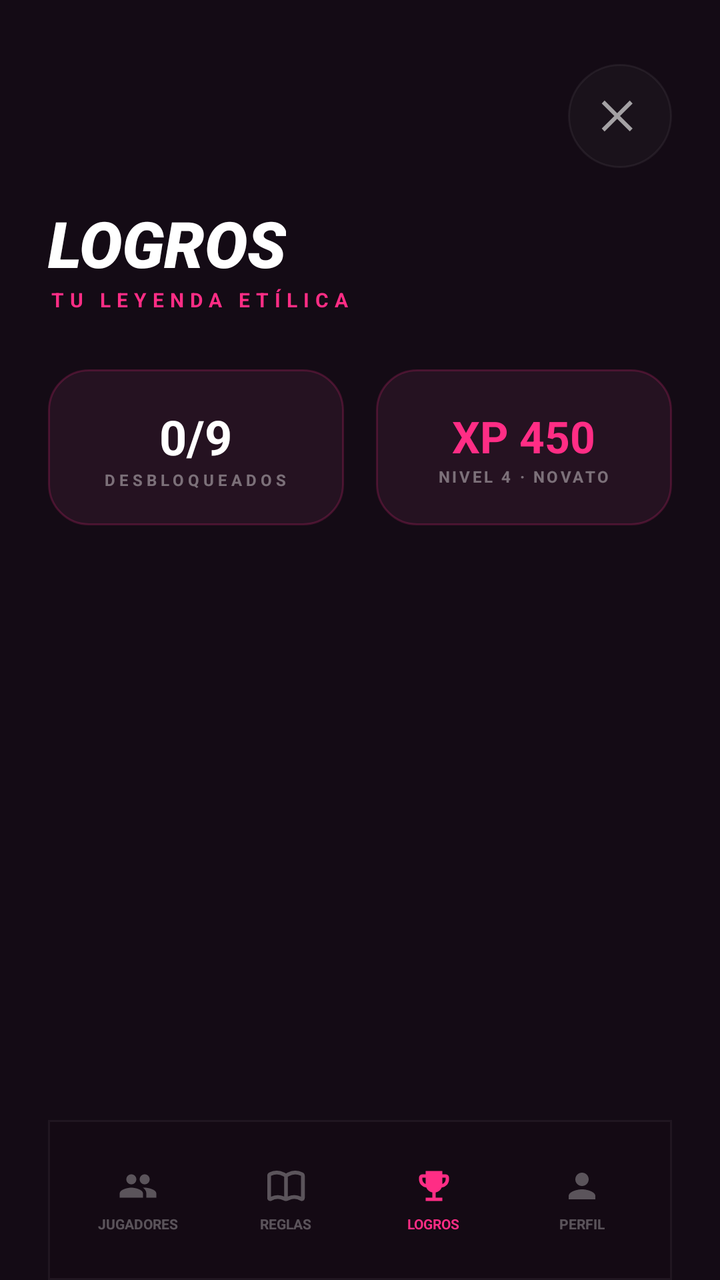
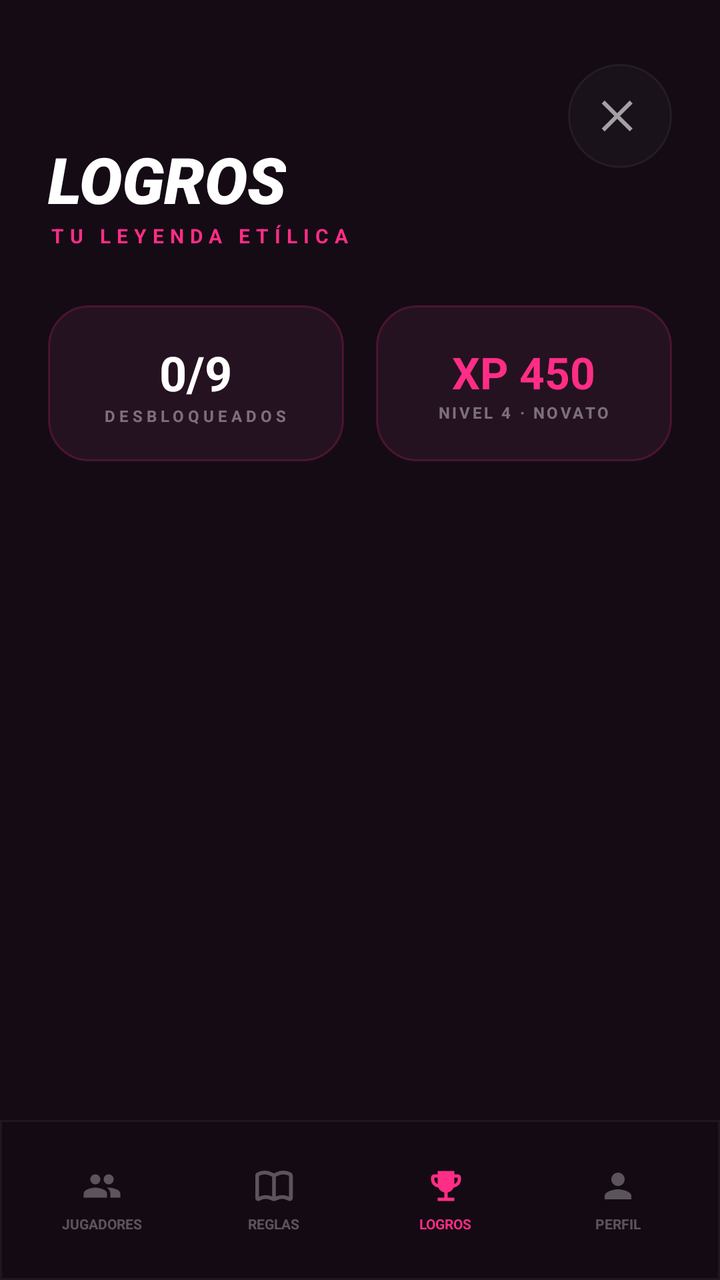

Screens rendered from an Android XML layout before and after an edit, with the pre-edit source and the edit as a unified diff.
<!-- AndroidManifest.xml: application theme Theme.TragoMaestro -->
<!-- res/layout/fragment_achievements.xml -->
<?xml version="1.0" encoding="utf-8"?>
<layout xmlns:android="http://schemas.android.com/apk/res/android"
    xmlns:app="http://schemas.android.com/apk/res-auto">

    <RelativeLayout
        android:layout_width="match_parent"
        android:layout_height="match_parent"
        android:background="@color/tm_background"
        android:paddingStart="24dp"
        android:paddingTop="32dp"
        android:paddingEnd="24dp">

        <ImageButton
            android:id="@+id/btnCloseAchievements"
            android:layout_width="52dp"
            android:layout_height="52dp"
            android:layout_alignParentTop="true"
            android:layout_alignParentEnd="true"
            android:alpha="0.6"
            android:background="@drawable/bg_home_social_circle"
            android:contentDescription="@string/cd_close"
            android:padding="14dp"
            android:src="@drawable/ic_close"
            app:tint="@android:color/white" />

        <LinearLayout
            android:id="@+id/achievementsHeader"
            android:layout_width="match_parent"
            android:layout_height="wrap_content"
            android:layout_marginTop="68dp"
            android:orientation="vertical">

            <TextView
                android:id="@+id/tvAchievementsTitle"
                android:layout_width="wrap_content"
                android:layout_height="wrap_content"
                android:text="@string/achievements_title"
                android:textAllCaps="true"
                android:textColor="@android:color/white"
                android:textSize="32sp"
                android:textStyle="bold|italic"
                android:fontFamily="sans-serif-black" />

            <TextView
                android:id="@+id/tvAchievementsSubtitle"
                android:layout_width="wrap_content"
                android:layout_height="wrap_content"
                android:letterSpacing="0.3"
                android:text="@string/achievements_subtitle"
                android:textAllCaps="true"
                android:textColor="@color/tm_pink"
                android:textSize="10sp"
                android:textStyle="bold" />

            <LinearLayout
                android:layout_width="match_parent"
                android:layout_height="78dp"
                android:layout_marginTop="28dp"
                android:orientation="horizontal">

                <LinearLayout
                    android:layout_width="0dp"
                    android:layout_height="match_parent"
                    android:layout_marginEnd="8dp"
                    android:layout_weight="1"
                    android:background="@drawable/bg_achievement_stat_card"
                    android:gravity="center"
                    android:orientation="vertical">

                    <TextView
                        android:id="@+id/tvUnlockedCount"
                        android:layout_width="wrap_content"
                        android:layout_height="wrap_content"
                        android:text="0/9"
                        android:textColor="@android:color/white"
                        android:textSize="24sp"
                        android:textStyle="bold" />

                    <TextView
                        android:layout_width="wrap_content"
                        android:layout_height="wrap_content"
                        android:letterSpacing="0.25"
                        android:text="@string/achievements_unlocked_counter"
                        android:textAllCaps="true"
                        android:textColor="#66FFFFFF"
                        android:textSize="8sp"
                        android:textStyle="bold" />
                </LinearLayout>

                <LinearLayout
                    android:layout_width="0dp"
                    android:layout_height="match_parent"
                    android:layout_marginStart="8dp"
                    android:layout_weight="1"
                    android:background="@drawable/bg_achievement_stat_card"
                    android:gravity="center"
                    android:orientation="vertical">

                    <TextView
                        android:layout_width="wrap_content"
                        android:layout_height="wrap_content"
                        android:text="@string/achievements_xp_value"
                        android:textColor="@color/tm_pink"
                        android:textSize="22sp"
                        android:textStyle="bold" />

                    <TextView
                        android:layout_width="wrap_content"
                        android:layout_height="wrap_content"
                        android:letterSpacing="0.15"
                        android:text="@string/achievements_xp_label"
                        android:textAllCaps="true"
                        android:textColor="#66FFFFFF"
                        android:textSize="8sp"
                        android:textStyle="bold" />
                </LinearLayout>
            </LinearLayout>

        </LinearLayout>

        <androidx.recyclerview.widget.RecyclerView
            android:id="@+id/rvAchievements"
            android:layout_width="match_parent"
            android:layout_height="0dp"
            android:layout_above="@id/bottomAchievementsNav"
            android:layout_below="@id/achievementsHeader"
            android:layout_marginTop="28dp"
            android:clipToPadding="false"
            android:paddingBottom="16dp" />

        <LinearLayout
            android:id="@+id/bottomAchievementsNav"
            android:layout_width="match_parent"
            android:layout_height="80dp"
            android:layout_alignParentBottom="true"
            android:background="@drawable/bg_players_bottom_bar"
            android:gravity="center"
            android:orientation="horizontal"
            android:paddingStart="8dp"
            android:paddingEnd="8dp">

            <LinearLayout
                android:id="@+id/navPlayersFromAchievements"
                android:layout_width="0dp"
                android:layout_height="wrap_content"
                android:layout_weight="1"
                android:gravity="center"
                android:orientation="vertical"
                android:padding="4dp"
                android:clickable="true"
                android:focusable="true"
                android:foreground="?attr/selectableItemBackgroundBorderless">

                <ImageView
                    android:layout_width="20dp"
                    android:layout_height="20dp"
                    android:contentDescription="@string/players_nav_players"
                    android:src="@drawable/ic_users"
                    app:tint="#4DFFFFFF" />

                <TextView
                    android:layout_width="wrap_content"
                    android:layout_height="wrap_content"
                    android:layout_marginTop="4dp"
                    android:text="@string/players_nav_players"
                    android:textAllCaps="true"
                    android:textColor="#4DFFFFFF"
                    android:textSize="7sp"
                    android:textStyle="bold" />
            </LinearLayout>

            <LinearLayout
                android:id="@+id/navRulesFromAchievements"
                android:layout_width="0dp"
                android:layout_height="wrap_content"
                android:layout_weight="1"
                android:gravity="center"
                android:orientation="vertical"
                android:padding="4dp"
                android:clickable="true"
                android:focusable="true"
                android:foreground="?attr/selectableItemBackgroundBorderless">

                <ImageView
                    android:layout_width="20dp"
                    android:layout_height="20dp"
                    android:contentDescription="@string/players_nav_rules"
                    android:src="@drawable/ic_book_open"
                    app:tint="#4DFFFFFF" />

                <TextView
                    android:layout_width="wrap_content"
                    android:layout_height="wrap_content"
                    android:layout_marginTop="4dp"
                    android:text="@string/players_nav_rules"
                    android:textAllCaps="true"
                    android:textColor="#4DFFFFFF"
                    android:textSize="7sp"
                    android:textStyle="bold" />
            </LinearLayout>

            <LinearLayout
                android:id="@+id/navAchievementsActive"
                android:layout_width="0dp"
                android:layout_height="wrap_content"
                android:layout_weight="1"
                android:gravity="center"
                android:orientation="vertical"
                android:padding="4dp">

                <ImageView
                    android:layout_width="20dp"
                    android:layout_height="20dp"
                    android:contentDescription="@string/players_nav_achievements"
                    android:src="@drawable/ic_trophy"
                    app:tint="#FF2D85" />

                <TextView
                    android:layout_width="wrap_content"
                    android:layout_height="wrap_content"
                    android:layout_marginTop="4dp"
                    android:text="@string/players_nav_achievements"
                    android:textAllCaps="true"
                    android:textColor="#FF2D85"
                    android:textSize="7sp"
                    android:textStyle="bold" />
            </LinearLayout>

            <LinearLayout
                android:id="@+id/navProfileFromAchievements"
                android:layout_width="0dp"
                android:layout_height="wrap_content"
                android:layout_weight="1"
                android:gravity="center"
                android:orientation="vertical"
                android:padding="4dp">

                <ImageView
                    android:layout_width="20dp"
                    android:layout_height="20dp"
                    android:contentDescription="@string/players_nav_profile"
                    android:src="@drawable/ic_user"
                    app:tint="#4DFFFFFF" />

                <TextView
                    android:layout_width="wrap_content"
                    android:layout_height="wrap_content"
                    android:layout_marginTop="4dp"
                    android:text="@string/players_nav_profile"
                    android:textAllCaps="true"
                    android:textColor="#4DFFFFFF"
                    android:textSize="7sp"
                    android:textStyle="bold" />
            </LinearLayout>

        </LinearLayout>

    </RelativeLayout>
</layout>
<!-- resources referenced by this layout -->
<resources>
  <color name="tm_background">#140B15</color>
  <color name="tm_pink">#FF2D85</color>
  <!-- drawable bg_achievement_stat_card (drawable) -->
  <?xml version="1.0" encoding="utf-8"?>
  <shape xmlns:android="http://schemas.android.com/apk/res/android">
      <solid android:color="#251221" />
      <corners android:radius="20dp" />
      <stroke
          android:width="1dp"
          android:color="#33FF2D85" />
  </shape>
  <!-- drawable bg_home_social_circle (drawable) -->
  <?xml version="1.0" encoding="utf-8"?>
  <ripple xmlns:android="http://schemas.android.com/apk/res/android"
      android:color="#22FFFFFF">
      <item>
          <shape android:shape="oval">
              <solid android:color="#0DFFFFFF" />
              <stroke
                  android:width="1dp"
                  android:color="#1AFFFFFF" />
          </shape>
      </item>
  </ripple>
  <!-- drawable bg_players_bottom_bar (drawable) -->
  <?xml version="1.0" encoding="utf-8"?>
  <shape xmlns:android="http://schemas.android.com/apk/res/android">
      <solid android:color="#E6140B15" />
      <stroke
          android:width="1dp"
          android:color="#0DFFFFFF" />
  </shape>
  <!-- drawable ic_close (drawable) -->
  <vector xmlns:android="http://schemas.android.com/apk/res/android"
      android:width="24dp"
      android:height="24dp"
      android:viewportWidth="24"
      android:viewportHeight="24">
      <path
          android:fillColor="#FFFFFFFF"
          android:pathData="M18.3,5.71 12,12l6.3,6.29 -1.41,1.41L10.59,13.41 4.29,19.71 2.88,18.29 9.17,12 2.88,5.71 4.29,4.29 10.59,10.59 16.88,4.29z" />
  </vector>
  <!-- drawable ic_trophy (drawable) -->
  <vector xmlns:android="http://schemas.android.com/apk/res/android"
      android:width="256dp"
      android:height="256dp"
      android:viewportWidth="24"
      android:viewportHeight="24">
    <path
        android:pathData="M7,21v-2h4v-3.1q-1.225,-0.275 -2.187,-1.037T7.4,12.95q-1.875,-0.225 -3.137,-1.637T3,8L3,7q0,-0.825 0.588,-1.412T5,5h2L7,3h10v2h2q0.825,0 1.413,0.588T21,7v1q0,1.9 -1.263,3.313T16.6,12.95q-0.45,1.15 -1.412,1.913T13,15.9L13,19h4v2zM7,10.8L7,7L5,7v1q0,0.95 0.55,1.713T7,10.8m10,0q0.9,-0.325 1.45,-1.088T19,8L19,7h-2z"
        android:fillColor="#fff"/>
  </vector>
  <!-- drawable ic_user (drawable) -->
  <vector xmlns:android="http://schemas.android.com/apk/res/android"
      android:width="24dp"
      android:height="24dp"
      android:viewportWidth="24"
      android:viewportHeight="24">
      <path
          android:fillColor="#FFFFFFFF"
          android:pathData="M12,12c2.21,0 4,-1.79 4,-4s-1.79,-4 -4,-4 -4,1.79 -4,4 1.79,4 4,4zM12,14c-2.67,0 -8,1.34 -8,4v2h16v-2c0,-2.66 -5.33,-4 -8,-4z" />
  </vector>
  <!-- drawable ic_users (drawable) -->
  <vector xmlns:android="http://schemas.android.com/apk/res/android"
      android:width="24dp"
      android:height="24dp"
      android:viewportWidth="24"
      android:viewportHeight="24">
      <path
          android:fillColor="#FFFFFFFF"
          android:pathData="M16,11c1.66,0 2.99,-1.34 2.99,-3S17.66,5 16,5s-3,1.34 -3,3 1.34,3 3,3zM8,11c1.66,0 2.99,-1.34 2.99,-3S9.66,5 8,5 5,6.34 5,8s1.34,3 3,3zM8,13c-2.33,0 -7,1.17 -7,3.5V19h14v-2.5C15,14.17 10.33,13 8,13zM16,13c-0.29,0 -0.62,0.02 -0.97,0.05 1.16,0.84 1.97,1.96 1.97,3.45V19h6v-2.5C23,14.17 18.33,13 16,13z" />
  </vector>
  <string name="achievements_subtitle">TU LEYENDA ETÍLICA</string>
  <string name="achievements_title">LOGROS</string>
  <string name="achievements_unlocked_counter">DESBLOQUEADOS</string>
  <string name="achievements_xp_label">NIVEL 4 · NOVATO</string>
  <string name="achievements_xp_value">XP 450</string>
  <string name="cd_close">Cerrar</string>
  <string name="players_nav_achievements">LOGROS</string>
  <string name="players_nav_players">JUGADORES</string>
  <string name="players_nav_profile">PERFIL</string>
  <string name="players_nav_rules">REGLAS</string>
  <!-- unchanged entries left out for length: 2 -->
</resources>

<!-- the commit's change to res/layout/fragment_achievements.xml (unified diff, before → after) -->
@@ -5,10 +5,7 @@
     <RelativeLayout
         android:layout_width="match_parent"
         android:layout_height="match_parent"
-        android:background="@color/tm_background"
-        android:paddingStart="24dp"
-        android:paddingTop="32dp"
-        android:paddingEnd="24dp">
+        android:background="@color/tm_background">
 
         <ImageButton
             android:id="@+id/btnCloseAchievements"
@@ -16,18 +13,22 @@
             android:layout_height="52dp"
             android:layout_alignParentTop="true"
             android:layout_alignParentEnd="true"
+            android:layout_marginTop="32dp"
+            android:layout_marginEnd="24dp"
             android:alpha="0.6"
             android:background="@drawable/bg_home_social_circle"
             android:contentDescription="@string/cd_close"
             android:padding="14dp"
             android:src="@drawable/ic_close"
-            app:tint="@android:color/white" />
+            app:tint="@android:color/white" />/>
 
         <LinearLayout
             android:id="@+id/achievementsHeader"
             android:layout_width="match_parent"
             android:layout_height="wrap_content"
+            android:layout_marginStart="24dp"
             android:layout_marginTop="68dp"
+            android:layout_marginEnd="24dp"
             android:orientation="vertical">
 
             <TextView
@@ -124,9 +125,11 @@
             android:layout_height="0dp"
             android:layout_above="@id/bottomAchievementsNav"
             android:layout_below="@id/achievementsHeader"
+            android:layout_marginStart="24dp"
             android:layout_marginTop="28dp"
+            android:layout_marginEnd="24dp"
             android:clipToPadding="false"
-            android:paddingBottom="16dp" />
+            android:paddingBottom="16dp" />/>
 
         <LinearLayout
             android:id="@+id/bottomAchievementsNav"
